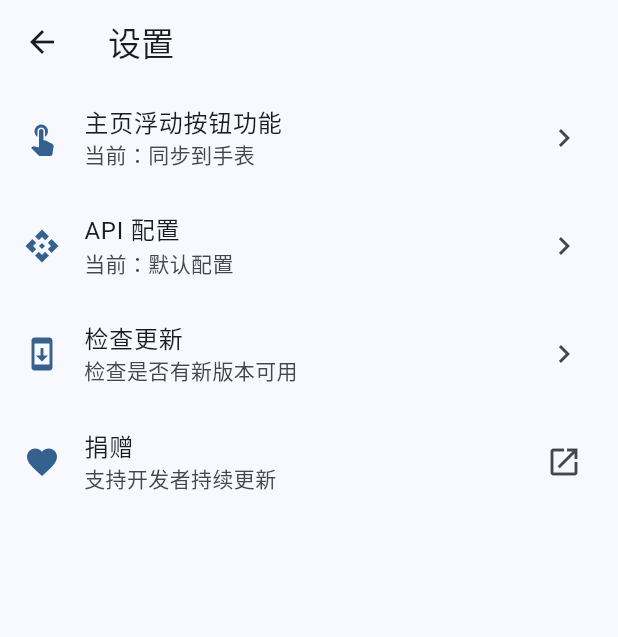
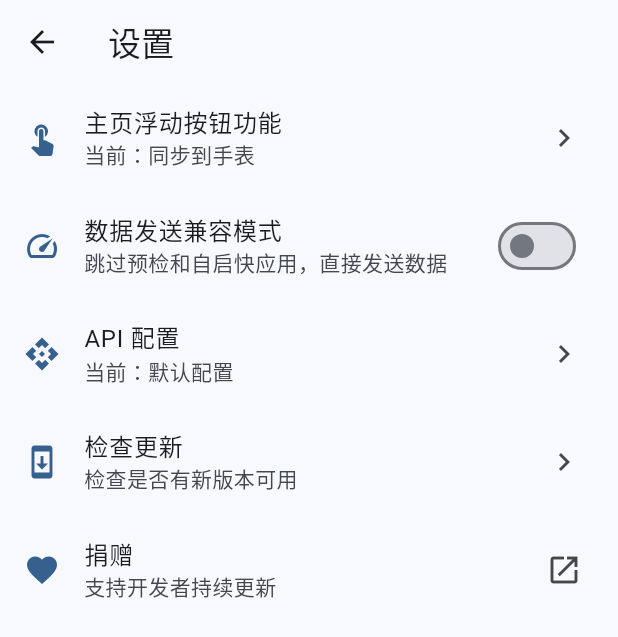
Before and after one commit to zaona/simple-weather-syncer, a Flutter app: the SettingsPage screen opened directly, on a phone screen of 412 x 824 dp. Shown: the top 637 px of the screen. Run offline on Flutter 3.47's test engine with Material 3 defaults, Android fonts, the phone set to English and light mode, and no system bars; drawn by our look-alikes of dynamic_color; our stand-ins replace flutter_dotenv, geolocator, package_info_plus, permission_handler, shared_preferences; accounts and stored records are empty; network calls fail.

Commit message:
feat: 添加数据发送兼容模式

```diff
--- a/lib/settings_page.dart
+++ b/lib/settings_page.dart
@@ -17,6 +17,7 @@ class _SettingsPageState extends State<SettingsPage> {
   FabActionType _fabActionType = FabActionType.sync;
   bool _isCheckingUpdate = false;
   bool _isUsingCustomApi = false;
+  bool _compatibilityMode = false;
 
   @override
   void initState() {
@@ -28,9 +29,11 @@ class _SettingsPageState extends State<SettingsPage> {
   Future<void> _loadSettings() async {
     final fabType = await SettingsService.loadFabActionType();
     final useCustomApi = await SettingsService.isUsingCustomApi();
+    final compatibilityMode = await SettingsService.loadCompatibilityMode();
     setState(() {
       _fabActionType = fabType;
       _isUsingCustomApi = useCustomApi;
+      _compatibilityMode = compatibilityMode;
     });
   }
 
@@ -205,6 +208,23 @@ class _SettingsPageState extends State<SettingsPage> {
               color: colorScheme.onSurfaceVariant,
             ),
             onTap: () => _showFabActionTypeDialog(),
+          ),
+
+          // 兼容模式开关
+          SwitchListTile(
+            secondary: Icon(
+              Icons.speed,
+              color: colorScheme.primary,
+            ),
+            title: const Text('数据发送兼容模式'),
+            subtitle: const Text('跳过预检和自启快应用，直接发送数据'),
+            value: _compatibilityMode,
+            onChanged: (bool value) async {
+              await SettingsService.saveCompatibilityMode(value);
+              setState(() {
+                _compatibilityMode = value;
+              });
+            },
           ),
 
           // API 配置
--- a/lib/settings_service.dart
+++ b/lib/settings_service.dart
@@ -13,6 +13,7 @@ class SettingsService {
   static const String _customApiKeyKey = 'custom_api_key';
   static const String _customApiHostKey = 'custom_api_host';
   static const String _useCustomApiKey = 'use_custom_api';
+  static const String _compatibilityModeKey = 'compatibility_mode';
 
   /// 保存 FAB 按钮动作类型
   static Future<void> saveFabActionType(FabActionType type) async {
@@ -71,4 +72,16 @@ class SettingsService {
     await prefs.remove(_customApiHostKey);
     await prefs.remove(_useCustomApiKey);
   }
+
+  /// 保存兼容模式设置
+  static Future<void> saveCompatibilityMode(bool enabled) async {
+    final prefs = await SharedPreferences.getInstance();
+    await prefs.setBool(_compatibilityModeKey, enabled);
+  }
+
+  /// 读取兼容模式设置，默认为关闭
+  static Future<bool> loadCompatibilityMode() async {
+    final prefs = await SharedPreferences.getInstance();
+    return prefs.getBool(_compatibilityModeKey) ?? false;
+  }
 }
```
Also changed, not shown: lib/main.dart (+75 -2 lines).
